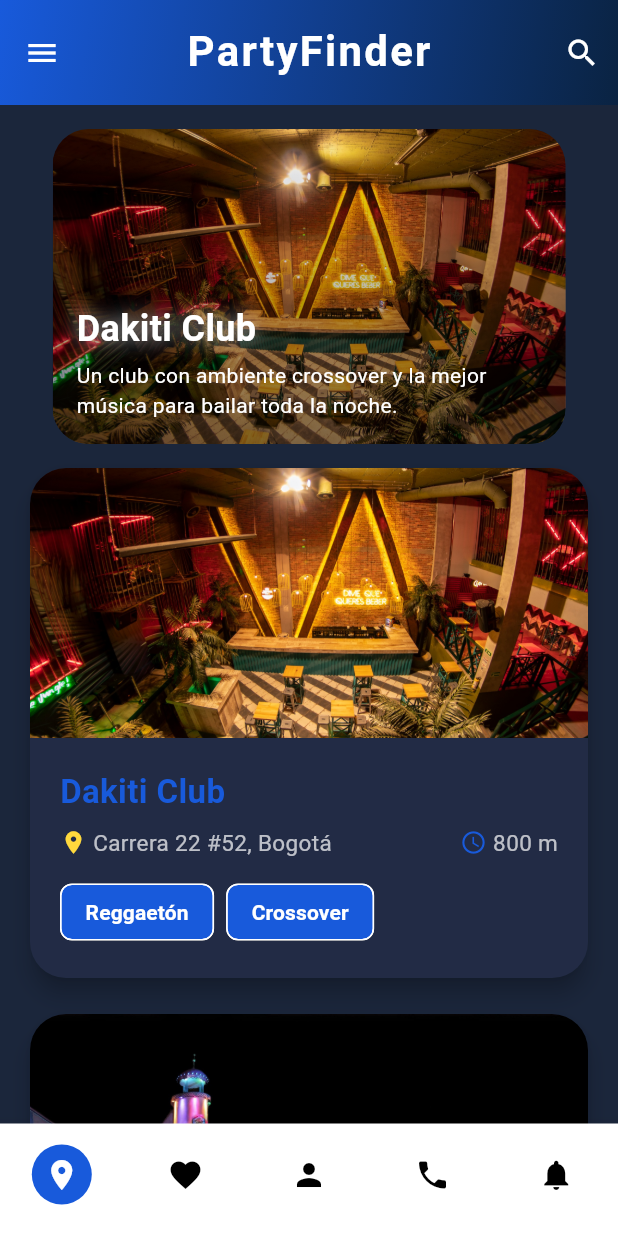
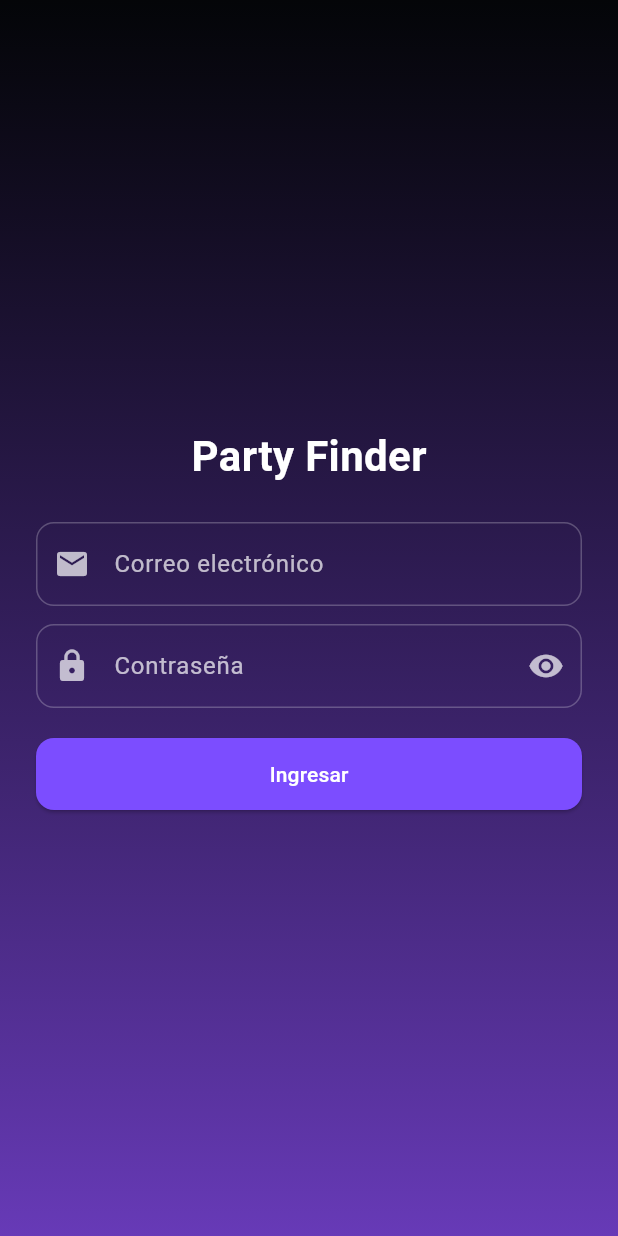
Before and after one commit to AndreSSS1022/Quiz, a Flutter app: the screen it shows after launch, on a phone screen of 412 x 824 dp. Run offline on Flutter 3.47's test engine with Material 3 defaults, Android fonts, the phone set to English and light mode, and no system bars; drawn by our look-alikes of carousel_slider.

Commit message:
Commit: Login

```diff
--- /dev/null
+++ b/partyfinder/lib/login.dart
@@ -0,0 +1,134 @@
+import 'package:flutter/material.dart';
+
+class Login extends StatefulWidget {
+  const Login({super.key});
+
+  @override
+  State<Login> createState() => _LoginScreenState();
+}
+
+class _LoginScreenState extends State<Login> {
+  final _formKey = GlobalKey<FormState>();
+  final _emailCtrl = TextEditingController();
+  final _passCtrl = TextEditingController();
+  bool _obscure = true;
+
+  @override
+  void dispose() {
+    _emailCtrl.dispose();
+    _passCtrl.dispose();
+    super.dispose();
+  }
+
+  void _login() {
+    if (_formKey.currentState!.validate()) {
+      // Navega al Home por ruta con nombre
+      Navigator.pushReplacementNamed(context, '/home');
+    }
+  }
+
+  @override
+  Widget build(BuildContext context) {
+    return Scaffold(
+      body: Container(
+        decoration: const BoxDecoration(
+          gradient: LinearGradient(
+            colors: [Colors.black87, Colors.deepPurple],
+            begin: Alignment.topCenter,
+            end: Alignment.bottomCenter,
+          ),
+        ),
+        padding: const EdgeInsets.symmetric(horizontal: 24),
+        child: Center(
+          child: ConstrainedBox(
+            constraints: const BoxConstraints(maxWidth: 420),
+            child: Form(
+              key: _formKey,
+              child: Column(
+                mainAxisSize: MainAxisSize.min,
+                children: [
+                  const Text(
+                    'Party Finder',
+                    style: TextStyle(
+                      fontSize: 28,
+                      fontWeight: FontWeight.bold,
+                      color: Colors.white,
+                    ),
+                  ),
+                  const SizedBox(height: 24),
+
+                  // Email
+                  TextFormField(
+                    controller: _emailCtrl,
+                    keyboardType: TextInputType.emailAddress,
+                    style: const TextStyle(color: Colors.white),
+                    decoration: InputDecoration(
+                      labelText: 'Correo electrónico',
+                      labelStyle: const TextStyle(color: Colors.white70),
+                      prefixIcon: const Icon(Icons.email, color: Colors.white70),
+                      enabledBorder: OutlineInputBorder(
+                        borderSide: const BorderSide(color: Colors.white24),
+                        borderRadius: BorderRadius.circular(12),
+                      ),
+                      focusedBorder: OutlineInputBorder(
+                        borderSide: const BorderSide(color: Colors.white70),
+                        borderRadius: BorderRadius.circular(12),
+                      ),
+                    ),
+                    validator: (v) =>
+                        (v == null || v.trim().isEmpty) ? 'Ingresa tu correo' : null,
+                  ),
+                  const SizedBox(height: 12),
+
+                  // Password
+                  TextFormField(
+                    controller: _passCtrl,
+                    obscureText: _obscure,
+                    style: const TextStyle(color: Colors.white),
+                    decoration: InputDecoration(
+                      labelText: 'Contraseña',
+                      labelStyle: const TextStyle(color: Colors.white70),
+                      prefixIcon: const Icon(Icons.lock, color: Colors.white70),
+                      suffixIcon: IconButton(
+                        icon: Icon(_obscure ? Icons.visibility : Icons.visibility_off,
+                            color: Colors.white70),
+                        onPressed: () => setState(() => _obscure = !_obscure),
+                      ),
+                      enabledBorder: OutlineInputBorder(
+                        borderSide: const BorderSide(color: Colors.white24),
+                        borderRadius: BorderRadius.circular(12),
+                      ),
+                      focusedBorder: OutlineInputBorder(
+                        borderSide: const BorderSide(color: Colors.white70),
+                        borderRadius: BorderRadius.circular(12),
+                      ),
+                    ),
+                    validator: (v) =>
+                        (v == null || v.length < 6) ? 'Mínimo 6 caracteres' : null,
+                  ),
+                  const SizedBox(height: 20),
+
+                  SizedBox(
+                    width: double.infinity,
+                    child: ElevatedButton(
+                      onPressed: _login,
+                      style: ElevatedButton.styleFrom(
+                        padding: const EdgeInsets.symmetric(vertical: 14),
+                        shape: RoundedRectangleBorder(
+                          borderRadius: BorderRadius.circular(12),
+                        ),
+                        backgroundColor: Colors.deepPurpleAccent,
+                        foregroundColor: Colors.white,
+                      ),
+                      child: const Text('Ingresar'),
+                    ),
+                  ),
+                ],
+              ),
+            ),
+          ),
+        ),
+      ),
+    );
+  }
+}
--- a/partyfinder/lib/main.dart
+++ b/partyfinder/lib/main.dart
@@ -1,5 +1,7 @@
 import 'package:flutter/material.dart';
 import 'package:carousel_slider/carousel_slider.dart';
+import 'login.dart';
+
 
 void main() {
   runApp(const MyApp());
@@ -22,8 +24,12 @@
         ),
         cardColor: const Color(0xFF222B45),
       ),
-      home: const MyHomePage(title: 'PartyFinder'),
+      home: const Login(),
       debugShowCheckedModeBanner: false,
+      routes: {
+        '/login': (context) => const Login(),
+        '/home': (context) => const MyHomePage(title: 'PartyFinder'),
+      },
     );
   }
 }
--- a/partyfinder/pubspec.yaml
+++ b/partyfinder/pubspec.yaml
@@ -1,4 +1,4 @@
-name: PartyFinder
+name: partyfinder
 description: "A new Flutter project."
 # The following line prevents the package from being accidentally published to
 # pub.dev using `flutter pub publish`. This is preferred for private packages.
```
Also changed, not shown: 1 other file.
